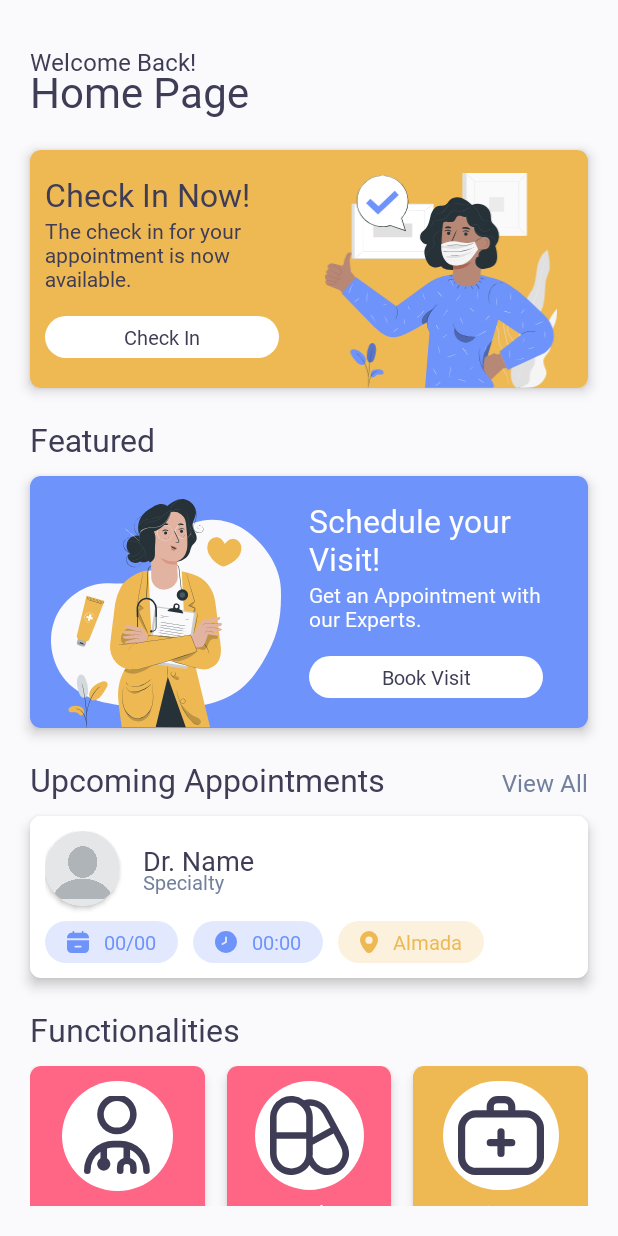
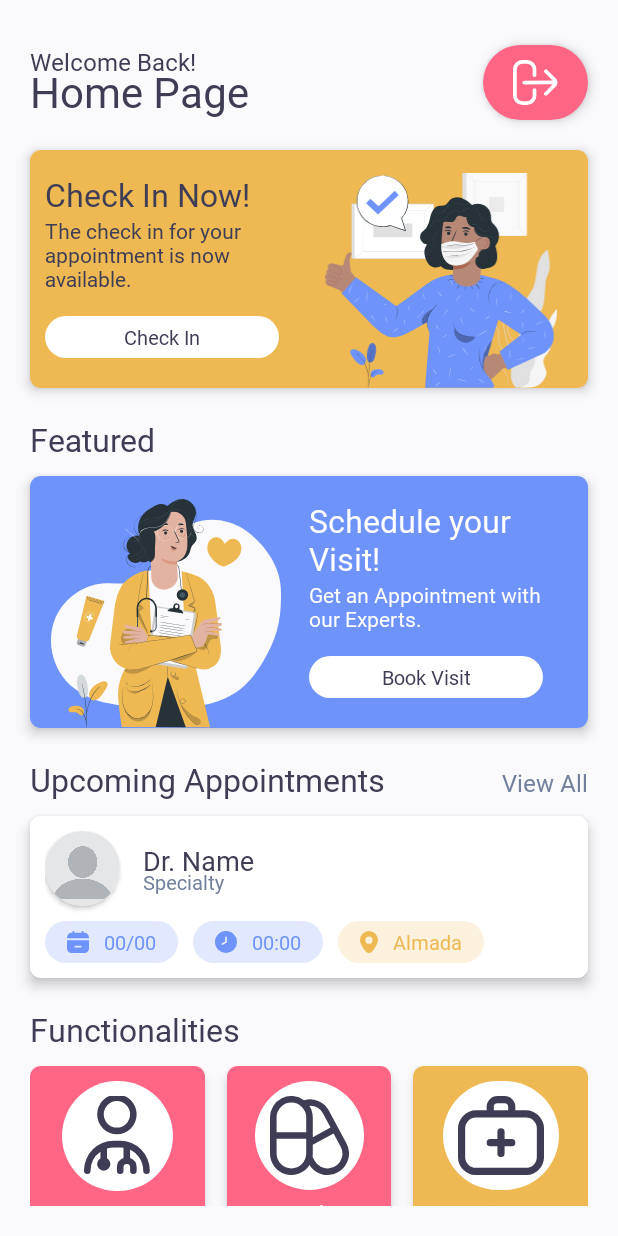
Before and after one commit to tiagomartinhoo/msp-g4, an Android app: the MainActivity screen opened directly, with no data from a screen before it, on a phone screen of 412 x 824 dp. Run offline under Robolectric (Android 15) with nearby library versions, the phone set to English and light mode, and no system bars.

Commit message:
New button

```diff
--- a/frontend/myclinic/app/src/main/java/com/myclinic/MainActivity.java
+++ b/frontend/myclinic/app/src/main/java/com/myclinic/MainActivity.java
@@ -80,4 +80,7 @@ public class MainActivity extends AppCompatActivity {
     public void Schedule(View view) {
         startActivity(new Intent(MainActivity.this,BookVisit.class));
     }
+
+    public void Logout(View view) {
+    }
 }
--- /dev/null
+++ b/frontend/myclinic/app/src/main/res/drawable/ic_logout.xml
@@ -0,0 +1,12 @@
+<vector xmlns:android="http://schemas.android.com/apk/res/android"
+    android:width="30dp"
+    android:height="30dp"
+    android:viewportWidth="24"
+    android:viewportHeight="24">
+  <path
+      android:fillColor="#FF000000"
+      android:pathData="M11.476,15a1,1 0,0 0,-1 1v3a3,3 0,0 1,-3 3H5a3,3 0,0 1,-3 -3V5A3,3 0,0 1,5 2H7.476a3,3 0,0 1,3 3V8a1,1 0,0 0,2 0V5a5.006,5.006 0,0 0,-5 -5H5A5.006,5.006 0,0 0,0 5V19a5.006,5.006 0,0 0,5 5H7.476a5.006,5.006 0,0 0,5 -5V16A1,1 0,0 0,11.476 15Z"/>
+  <path
+      android:fillColor="#FF000000"
+      android:pathData="M22.867,9.879 L18.281,5.293a1,1 0,1 0,-1.414 1.414l4.262,4.263L6,11a1,1 0,0 0,0 2H6l15.188,-0.031 -4.323,4.324a1,1 0,1 0,1.414 1.414l4.586,-4.586A3,3 0,0 0,22.867 9.879Z"/>
+</vector>
--- a/frontend/myclinic/app/src/main/res/layout/activity_main.xml
+++ b/frontend/myclinic/app/src/main/res/layout/activity_main.xml
@@ -40,6 +40,23 @@
         app:layout_constraintEnd_toEndOf="parent"
         app:layout_constraintStart_toStartOf="parent"
         app:layout_constraintTop_toBottomOf="@+id/title" />
+
+    <Button
+        style="?android:attr/borderlessButtonStyle"
+        android:layout_width="wrap_content"
+        android:layout_height="wrap_content"
+        android:layout_marginEnd="20dp"
+        android:background="@drawable/button_general"
+        android:backgroundTint="@color/pink"
+        android:drawableStart="@drawable/ic_logout"
+        android:drawableTint="@color/white"
+        android:elevation="5dp"
+        android:minWidth="0dp"
+        android:minHeight="0dp"
+        android:onClick="Logout"
+        app:layout_constraintBottom_toBottomOf="@+id/title2"
+        app:layout_constraintEnd_toEndOf="parent"
+        app:layout_constraintTop_toTopOf="@+id/title" />
 
     <androidx.core.widget.NestedScrollView
         android:layout_width="match_parent"
```
Also changed, not shown: frontend/myclinic/app/src/main/java/com/myclinic/Admin.java (+14 -6 lines), frontend/myclinic/app/src/main/java/com/myclinic/SplashScreen.java (+14 -0 lines).
